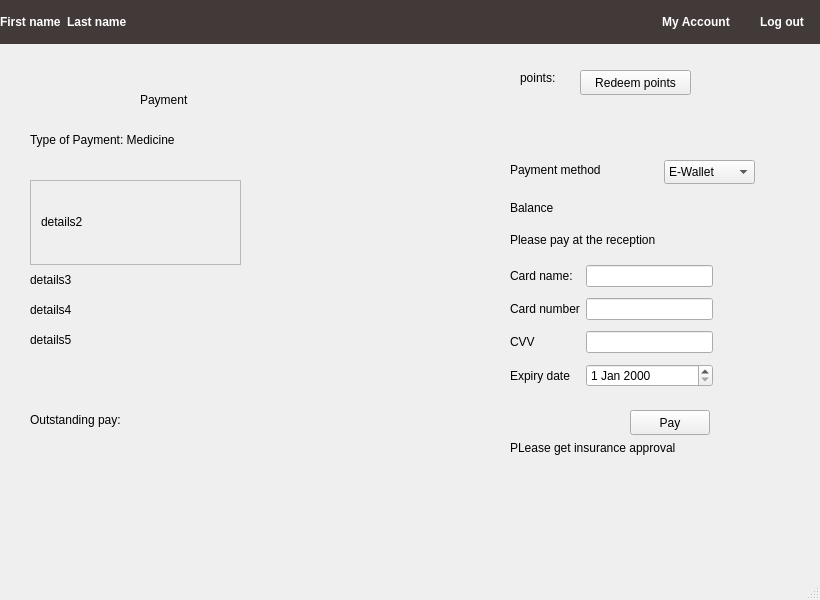
The window that Salamtak Qt files/payment.ui (Ahmed-Waseem77/SalamtakProjCS2) describes before a commit, drawn with Qt 5.
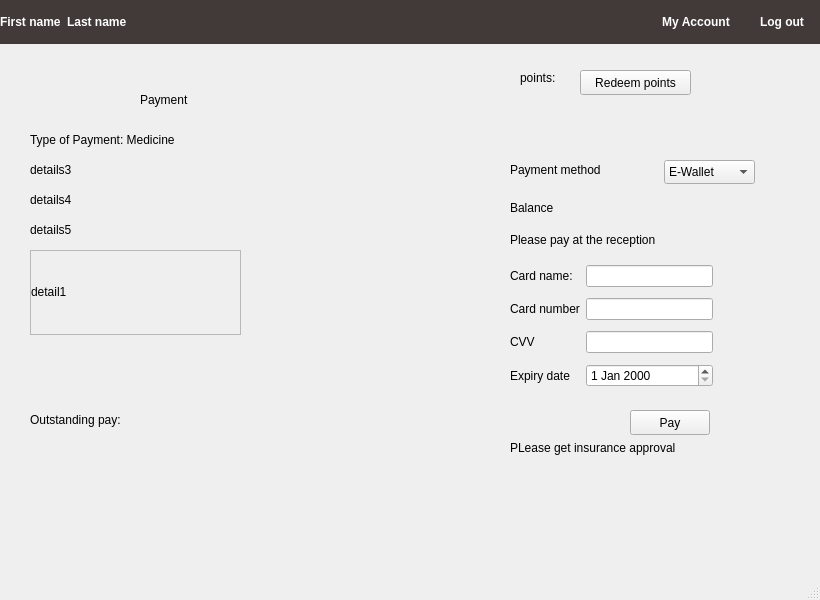
The same window after the commit.

What changed in the file:
```diff
--- a/Salamtak Qt files/payment.ui
+++ b/Salamtak Qt files/payment.ui
@@ -219,7 +219,7 @@
     <property name="geometry">
      <rect>
       <x>30</x>
-      <y>270</y>
+      <y>160</y>
       <width>241</width>
       <height>20</height>
      </rect>
@@ -232,7 +232,7 @@
     <property name="geometry">
      <rect>
       <x>30</x>
-      <y>300</y>
+      <y>190</y>
       <width>241</width>
       <height>20</height>
      </rect>
@@ -245,7 +245,7 @@
     <property name="geometry">
      <rect>
       <x>30</x>
-      <y>330</y>
+      <y>220</y>
       <width>241</width>
       <height>20</height>
      </rect>
@@ -375,7 +375,7 @@
     <property name="geometry">
      <rect>
       <x>30</x>
-      <y>180</y>
+      <y>250</y>
       <width>211</width>
       <height>85</height>
      </rect>
@@ -395,14 +395,14 @@
      <widget class="QLabel" name="label_9">
       <property name="geometry">
        <rect>
-        <x>10</x>
+        <x>0</x>
         <y>0</y>
-        <width>141</width>
+        <width>201</width>
         <height>81</height>
        </rect>
       </property>
       <property name="text">
-       <string>details2</string>
+       <string>detail1</string>
       </property>
      </widget>
     </widget>
```
